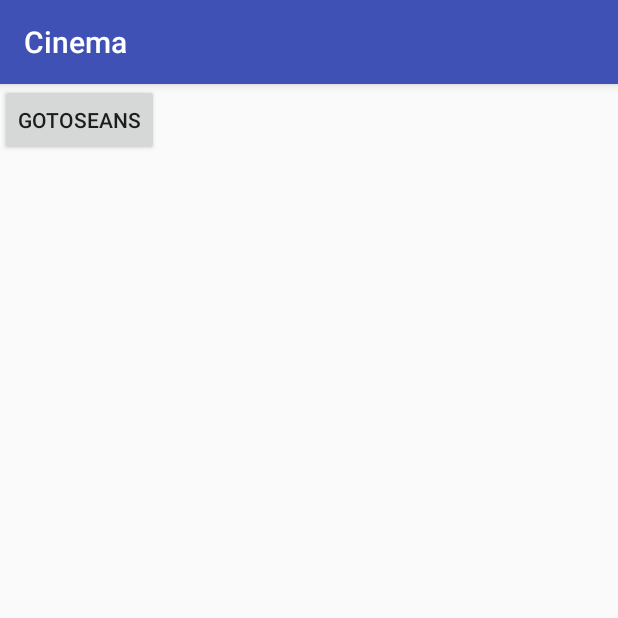
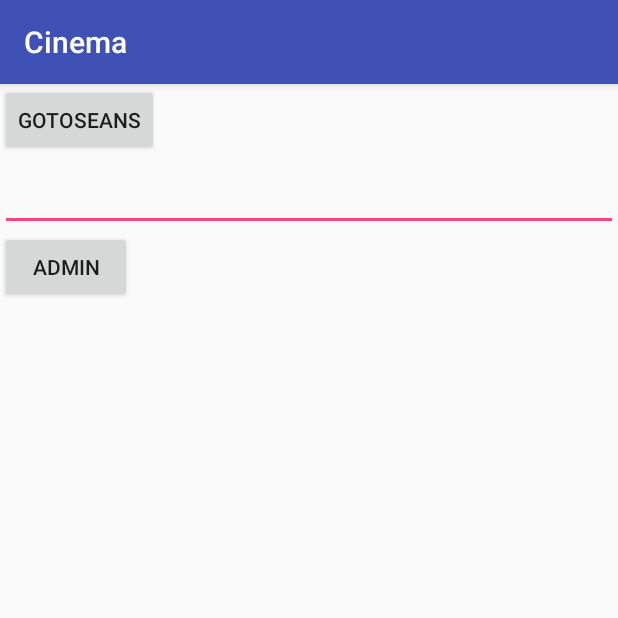
Before and after one commit to karen98bdiw/Cinema, an Android app: the screen it shows after launch (MainActivity), on a phone screen of 412 x 824 dp, the top half of it. Run offline under Robolectric (Android 15) with nearby library versions, the phone set to English and light mode, and no system bars.

```diff
--- a/app/src/main/AndroidManifest.xml
+++ b/app/src/main/AndroidManifest.xml
@@ -18,7 +18,8 @@
         </activity>
         <activity android:name=".SeansesActivity" />
         <activity android:name=".HallViewActivity" />
-        <activity android:name=".FilmsActivity"></activity>
+        <activity android:name=".FilmsActivity" />
+        <activity android:name=".AddFilm"></activity>
     </application>
 
 </manifest>
--- a/app/src/main/java/com/example/karen/cinema/HallViewAdapter.java
+++ b/app/src/main/java/com/example/karen/cinema/HallViewAdapter.java
@@ -75,9 +75,9 @@ public class HallViewAdapter extends RecyclerView.Adapter<HallViewAdapter.ViewHo
                                         String userSurname = userSurnameInput.getText().toString();
                                         int numerOfRow = place.getNumberOfRow();
                                         int numberOfCol = place.getNumberOfColl();
-                                      place.soldThisPlace(new User(userName,userSurname,numerOfRow,numberOfCol));
-                                        Log.e("users","users" + place.users.size());
+                                        place.soldThisPlace(new User(userName,userSurname,numerOfRow,numberOfCol));
                                         viewHolder.place.setBackgroundColor(Color.RED);
+                                        viewHolder.place.setEnabled(false);
                                     }
                                 })
                         .setNegativeButton("CANCEL",
@@ -115,7 +115,6 @@ public class HallViewAdapter extends RecyclerView.Adapter<HallViewAdapter.ViewHo
 
             place = itemView.findViewById(R.id.place);
 
-
         }
 
 
--- a/app/src/main/java/com/example/karen/cinema/MainActivity.java
+++ b/app/src/main/java/com/example/karen/cinema/MainActivity.java
@@ -1,31 +1,53 @@
 package com.example.karen.cinema;
 
 import android.content.Intent;
+import android.icu.text.UnicodeSetSpanner;
 import android.support.v7.app.AppCompatActivity;
 import android.os.Bundle;
 import android.view.View;
+import android.view.accessibility.AccessibilityManager;
 import android.widget.Button;
+import android.widget.EditText;
+import android.widget.Toast;
 
 import java.util.Calendar;
 import java.util.Date;
 import java.util.List;
 
 public class MainActivity extends AppCompatActivity {
- Button btn;
+    Button userBtn;
+    Button adminBtn;
+    EditText adminPassword;
     @Override
-    protected void onCreate(Bundle savedInstanceState) {
+    protected void onCreate(final Bundle savedInstanceState) {
         super.onCreate(savedInstanceState);
         setContentView(R.layout.activity_main);
-        btn = findViewById(R.id.goToSeans);
 
-        btn.setOnClickListener(new View.OnClickListener() {
+        userBtn = findViewById(R.id.goToSeans);
+        adminBtn = findViewById(R.id.adminBtn);
+        adminPassword = findViewById(R.id.adminPassword);
+
+        userBtn.setOnClickListener(new View.OnClickListener() {
             @Override
             public void onClick(View v) {
-                Intent intent = new Intent(MainActivity.this,FilmsActivity.class);
+                Intent intent = new Intent(MainActivity.this, FilmsActivity.class);
+                intent.putExtra("isAdmin",false);
                 startActivity(intent);
             }
         });
 
+        adminBtn.setOnClickListener(new View.OnClickListener() {
+            @Override
+            public void onClick(View v) {
+                if(adminPassword.getText().toString().equals("admin")){
+                Intent intent = new Intent(MainActivity.this,FilmsActivity.class);
+                intent.putExtra("isAdmin",true);
+                startActivity(intent);
+                }else{
+                    Toast.makeText(MainActivity.this,"WRONG PASSWORD", Toast.LENGTH_SHORT).show();
+                }
+            }
+        });
 
     }
 }
--- a/app/src/main/java/com/example/karen/cinema/Place.java
+++ b/app/src/main/java/com/example/karen/cinema/Place.java
@@ -15,6 +15,8 @@ public class Place implements Serializable{
     private int numberOfRow;
     private int numberOfColl;
 
+    private int placePrice;
+
     public Place(int numberOfRow, int numberOfColl) {
         this.numberOfRow = numberOfRow;
         this.numberOfColl = numberOfColl;
@@ -31,4 +33,6 @@ public class Place implements Serializable{
     public int getNumberOfColl() {
         return numberOfColl;
     }
+
+
 }
--- a/app/src/main/java/com/example/karen/cinema/SeansesAdapter.java
+++ b/app/src/main/java/com/example/karen/cinema/SeansesAdapter.java
@@ -43,6 +43,7 @@ public class SeansesAdapter extends RecyclerView.Adapter<SeansesAdapter.ViewHold
             public void onClick(View v) {
                 Intent intent = new Intent(context,HallViewActivity.class);
                 intent.putExtra("currentHall",data.get(viewHolder.getAdapterPosition()).getHall());
+                intent.putExtra("seansPrice",data.get(viewHolder.getAdapterPosition()).getPrice());
                 context.startActivity(intent);
 
             }
--- a/app/src/main/res/layout/activity_main.xml
+++ b/app/src/main/res/layout/activity_main.xml
@@ -1,16 +1,35 @@
 <?xml version="1.0" encoding="utf-8"?>
-<android.support.constraint.ConstraintLayout xmlns:android="http://schemas.android.com/apk/res/android"
+<LinearLayout xmlns:android="http://schemas.android.com/apk/res/android"
     xmlns:app="http://schemas.android.com/apk/res-auto"
     xmlns:tools="http://schemas.android.com/tools"
+    android:orientation="vertical"
     android:layout_width="match_parent"
     android:layout_height="match_parent"
     tools:context=".MainActivity">
-
+<LinearLayout
+    android:layout_width="match_parent"
+    android:layout_height="wrap_content">
     <Button
         android:id="@+id/goToSeans"
         android:layout_width="wrap_content"
         android:layout_height="wrap_content"
         android:text="goToSeans"
         />
+</LinearLayout>
 
-</android.support.constraint.ConstraintLayout>
+    <LinearLayout
+        android:layout_gravity="bottom"
+        android:orientation="vertical"
+        android:layout_width="match_parent"
+        android:layout_height="wrap_content">
+        <EditText
+            android:id="@+id/adminPassword"
+            android:layout_width="match_parent"
+            android:layout_height="50dp" />
+        <Button
+            android:id="@+id/adminBtn"
+            android:layout_width="wrap_content"
+            android:layout_height="wrap_content"
+            android:text="ADMIN"/>
+    </LinearLayout>
+</LinearLayout>
```
Also changed, not shown: app/src/main/java/com/example/karen/cinema/FilmsActivity.java (+52 -1 lines), app/src/main/java/com/example/karen/cinema/Hall.java (+5 -3 lines), app/src/main/java/com/example/karen/cinema/Seans.java (+6 -5 lines), app/src/main/res/layout/activity_films.xml (+9 -0 lines).
